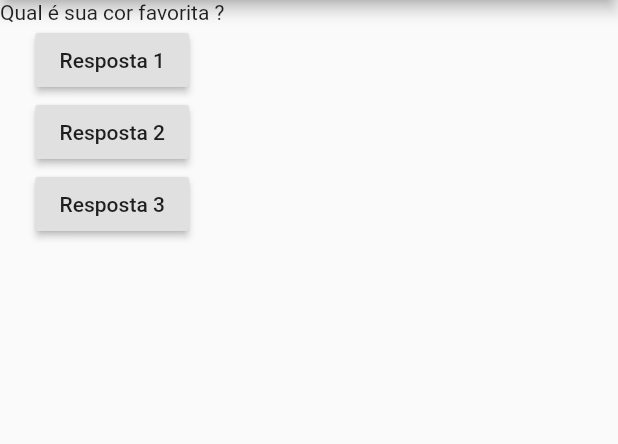
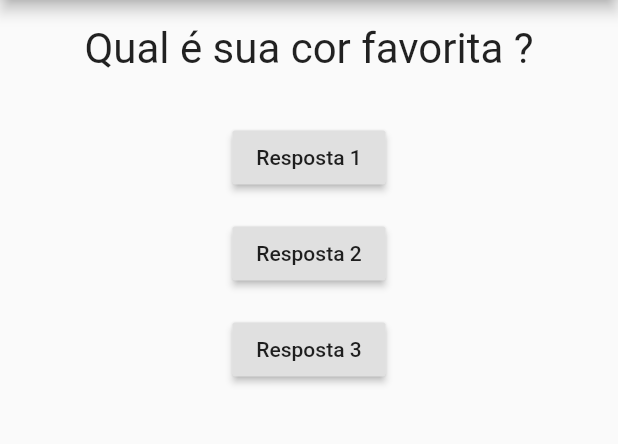
Before and after one commit to paulovictorbuenoflores/app_perguntas, a Flutter app: the screen it shows after launch, on a phone screen of 412 x 824 dp, the part 84-528 px from its top. Run offline on Flutter 3.47's test engine with Material 2 defaults, Android fonts, the phone set to English and light mode, and no system bars.

Commit message:
add margin, alteracoes de stilo, alguns componentes temos que adicionar outro component pai ex: conteiner

```diff
--- a/lib/main.dart
+++ b/lib/main.dart
@@ -38,18 +38,27 @@ class _PerguntaAppState extends State<PerguntaApp> {
         body: Column(
           children: <Widget>[
             Questao(perguntas[_perguntaSelecionada]),
-            RaisedButton(
+            Container(
+              margin: const EdgeInsets.only(top: 16),
+              child: RaisedButton(
                 child: const Text('Resposta 1'),
                 onPressed:
                     _responder, //passando uma funcao para outra classe, isso é diferente de chamar a funcao responder()
               ),
-            RaisedButton(
+            ),
+            Container(
+              margin: const EdgeInsets.only(top: 16),
+              child: RaisedButton(
                 child: const Text('Resposta 2'),
                 onPressed: _responder,
               ),
-            RaisedButton(
+            ),
+            Container(
+              margin: const EdgeInsets.only(top: 16),
+              child: RaisedButton(
                 child: const Text('Resposta 3'),
                 onPressed: _responder,
+              ),
             ),
           ],
         ),
--- a/lib/questao.dart
+++ b/lib/questao.dart
@@ -6,6 +6,14 @@ class Questao extends StatelessWidget {
 
   @override
   Widget build(BuildContext context) {
-    return Text(texto);
+    return Container(
+      width: double.infinity,
+      margin: EdgeInsets.all(16),
+      child: Text(
+        texto,
+        style: TextStyle(fontSize: 28),
+        textAlign: TextAlign.center,
+      ),
+    );
   }
 }
```
Lines whose indentation alone changed are shown as unchanged.
